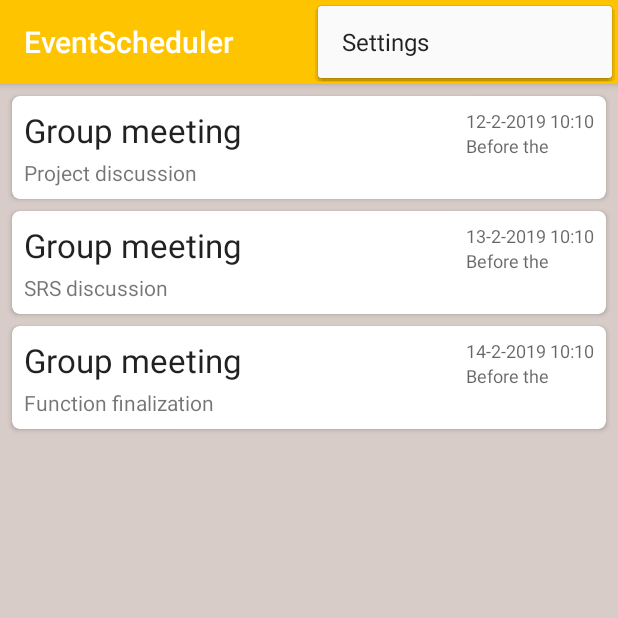
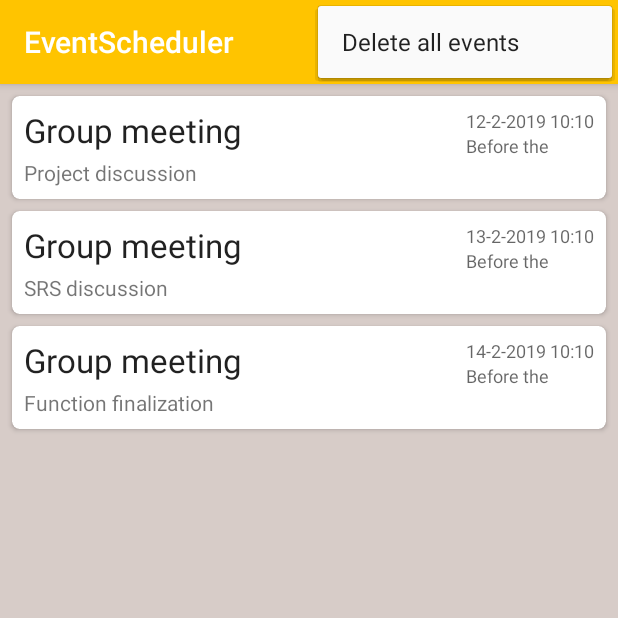
Before and after one commit to Siarc/EventScheduler, an Android app: the screen it shows after launch (MainActivity), with the options menu open, on a phone screen of 412 x 824 dp, the top half of it. Run offline under Robolectric (Android 15) with nearby library versions, the phone set to English and light mode, and no system bars; our stand-ins replace Room's generated code.

Commit message:
Database item delete implemented. Needs some minor improvements.

```diff
--- a/app/src/main/java/com/example/eventscheduler/activities/MainActivity.java
+++ b/app/src/main/java/com/example/eventscheduler/activities/MainActivity.java
@@ -1,5 +1,6 @@
 package com.example.eventscheduler.activities;
 
+import androidx.annotation.NonNull;
 import androidx.lifecycle.Observer;
 import androidx.lifecycle.ViewModelProviders;
 import android.content.Intent;
@@ -7,6 +8,7 @@ import android.os.Bundle;
 import androidx.annotation.Nullable;
 import com.google.android.material.floatingactionbutton.FloatingActionButton;
 import androidx.appcompat.app.AppCompatActivity;
+import androidx.recyclerview.widget.ItemTouchHelper;
 import androidx.recyclerview.widget.LinearLayoutManager;
 import androidx.recyclerview.widget.RecyclerView;
 import androidx.appcompat.widget.Toolbar;
@@ -99,10 +101,25 @@ public class MainActivity extends AppCompatActivity {
             public void onChanged(@Nullable List<Event> events) {
 
                 //update recyclerView
-                eventAdapter.setEvents(events);
+                eventAdapter.submitList(events);
                 Log.d(TAG, "onChanged: "+events);
             }
         });
+
+        new ItemTouchHelper(new ItemTouchHelper.SimpleCallback(0,
+                ItemTouchHelper.LEFT | ItemTouchHelper.RIGHT) {
+            @Override
+            public boolean onMove(@NonNull RecyclerView recyclerView, @NonNull RecyclerView.ViewHolder viewHolder, @NonNull RecyclerView.ViewHolder target) {
+                return false;
+            }
+
+            @Override
+            public void onSwiped(@NonNull RecyclerView.ViewHolder viewHolder, int direction) {
+
+                eventViewModel.delete(eventAdapter.getEventAt(viewHolder.getAdapterPosition()));
+                Toast.makeText(MainActivity.this, "Event deleted", Toast.LENGTH_SHORT).show();
+            }
+        }).attachToRecyclerView(recyclerView);
     }
 
 
@@ -122,7 +139,10 @@ public class MainActivity extends AppCompatActivity {
         int id = item.getItemId();
 
         //noinspection SimplifiableIfStatement
-        if (id == R.id.action_settings) {
+        if (id == R.id.delete_all_events) {
+
+            eventViewModel.deleteAllEvents();
+            Toast.makeText(this, "All Events deleted", Toast.LENGTH_SHORT).show();
             return true;
         }
 
--- a/app/src/main/java/com/example/eventscheduler/utils/EventAdapter.java
+++ b/app/src/main/java/com/example/eventscheduler/utils/EventAdapter.java
@@ -1,10 +1,13 @@
 package com.example.eventscheduler.utils;
 
 import androidx.annotation.NonNull;
+import androidx.recyclerview.widget.DiffUtil;
+import androidx.recyclerview.widget.ListAdapter;
 import androidx.recyclerview.widget.RecyclerView;
 import android.view.LayoutInflater;
 import android.view.View;
 import android.view.ViewGroup;
+import android.widget.AdapterView;
 import android.widget.TextView;
 
 import com.example.eventscheduler.R;
@@ -13,9 +16,25 @@ import com.example.eventscheduler.dao.Event;
 import java.util.ArrayList;
 import java.util.List;
 
-public class EventAdapter extends RecyclerView.Adapter<EventAdapter.EventHolder> {
+public class EventAdapter extends ListAdapter<Event,EventAdapter.EventHolder> {
 
-    private List<Event> events = new ArrayList<>();
+    private AdapterView.OnItemClickListener listener;
+
+    public EventAdapter() {
+        super(DIFF_CALLBACK);
+    }
+
+    private static final DiffUtil.ItemCallback<Event> DIFF_CALLBACK = new DiffUtil.ItemCallback<Event>() {
+        @Override
+        public boolean areItemsTheSame(@NonNull Event oldItem, @NonNull Event newItem) {
+            return oldItem.getId() == newItem.getId();
+        }
+
+        @Override
+        public boolean areContentsTheSame(@NonNull Event oldItem, @NonNull Event newItem) {
+            return false;
+        }
+    };
 
     @NonNull
     @Override
@@ -30,23 +49,16 @@ public class EventAdapter extends RecyclerView.Adapter<EventAdapter.EventHolder>
     @Override
     public void onBindViewHolder(@NonNull EventHolder eventHolder, int i) {
 
-        Event currentEvent = events.get(i);
+        Event currentEvent = getItem(i);
         eventHolder.tvEventName.setText(currentEvent.getEventName());
         eventHolder.tvEventNote.setText(currentEvent.getNote());
         eventHolder.tvEventDate.setText(currentEvent.getFromDate());
         eventHolder.tvEventReminder.setText(currentEvent.getAlarmReminder());
     }
 
-    @Override
-    public int getItemCount() {
-        return events.size();
-    }
-
-    public void setEvents(List<Event> events){
-
-        this.events = events;
-        notifyDataSetChanged();
-
+    //return event when item at position swiped
+    public Event getEventAt(int position) {
+        return getItem(position);
     }
 
     class EventHolder extends RecyclerView.ViewHolder{
--- a/app/src/main/res/menu/menu_main.xml
+++ b/app/src/main/res/menu/menu_main.xml
@@ -3,8 +3,7 @@
     xmlns:tools="http://schemas.android.com/tools"
     tools:context="com.example.eventscheduler.activities.MainActivity">
     <item
-        android:id="@+id/action_settings"
-        android:orderInCategory="100"
-        android:title="@string/action_settings"
+        android:id="@+id/delete_all_events"
+        android:title="@string/delete_all_events"
         app:showAsAction="never" />
 </menu>
--- a/app/src/main/res/values/strings.xml
+++ b/app/src/main/res/values/strings.xml
@@ -11,5 +11,6 @@
     <string name="alarm">Alarm</string>
     <string name="note">Note</string>
     <string name="sample_date">00&#8211;00&#8211;0000 00:00</string>
+    <string name="delete_all_events">Delete all events</string>
 
 </resources>
```
